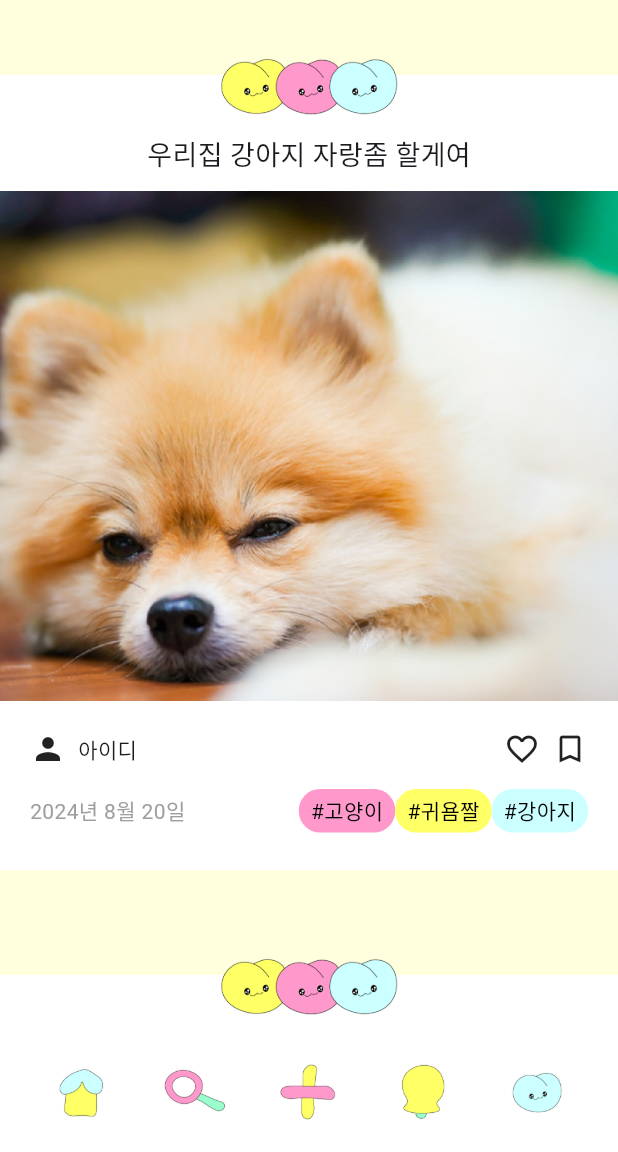
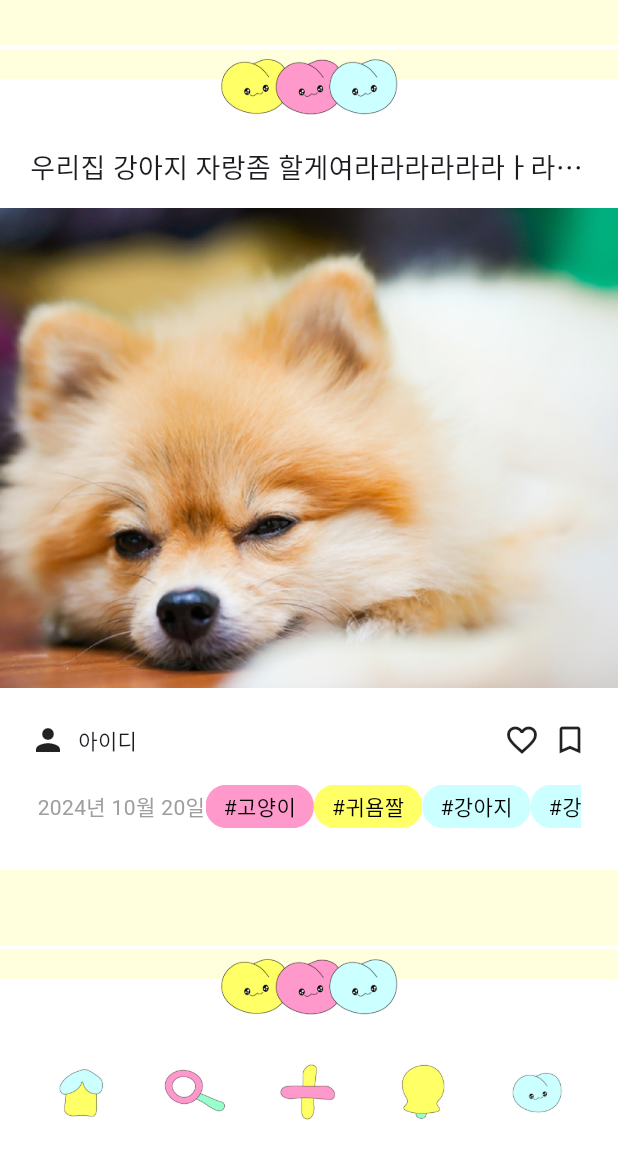
Before and after one commit to isjennifer/today_cute, a Flutter app: the screen it shows after launch, on a phone screen of 412 x 824 dp, the part 84-1236 px from its top. Run offline on Flutter 3.47's test engine with Material 3 defaults, Android fonts, the phone set to English and light mode, and no system bars; our stand-ins replace google_fonts; Roboto replaces fonts that are missing (Ibm Plex Sans Kr).

Commit message:
home page 구현 완료

```diff
--- a/lib/main.dart
+++ b/lib/main.dart
@@ -101,20 +101,26 @@ class HomeBody extends StatelessWidget {
                   height: 40,
                   color: Colors.white,
                 ),
-                Row(
+                Container(
+                  padding: const EdgeInsets.symmetric(horizontal: 20.0),
+                  child: Row(
                     mainAxisAlignment: MainAxisAlignment.center,
                     children: [
-                    Text(
-                      '우리집 강아지 자랑좀 할게여',
+                      Flexible(
+                        child: Text(
+                          '우리집 강아지 자랑좀 할게여라라라라라라ㅏ라랄라ㅏㄹㄹㄹ',
                           style: TextStyle(
                             fontSize: 18, // 텍스트 크기 설정
                           ),
-                    )
+                          overflow: TextOverflow.ellipsis, // 길어지면 ...으로 표시
+                          maxLines: 1, // 한 줄로 제한
+                        ),
+                      ),
                     ],
                   ),
-                Padding(
+                ),
+                Container(
                   padding: const EdgeInsets.symmetric(vertical: 10.0),
-                  child: Container(
                   width: double.infinity,
                   height: 340,
                   child: ClipRect(
@@ -124,8 +130,7 @@ class HomeBody extends StatelessWidget {
                     ),
                   ),
                 ),
-                ),
-                Padding(
+                Container(
                   padding: const EdgeInsets.symmetric(
                       vertical: 10.0, horizontal: 20.0),
                   child: Row(
@@ -148,25 +153,29 @@ class HomeBody extends StatelessWidget {
                     ],
                   ),
                 ),
-                Padding(
+                Container(
                   padding: const EdgeInsets.only(
-                      left: 20, top: 5, right: 20, bottom: 25),
+                      left: 25, top: 5, right: 25, bottom: 25),
                   child: Row(
                     mainAxisAlignment: MainAxisAlignment.spaceBetween,
                     children: [
                       Row(
                         children: [
                           Text(
-                            '2024년 8월 20일',
+                            '2024년 10월 20일',
                             style: TextStyle(color: Colors.grey),
                           ),
                         ],
                       ),
-                      Row(
+                      Container(
+                        width: 250,
+                        child: SingleChildScrollView(
+                          scrollDirection: Axis.horizontal, // 가로로 스크롤 가능하게 설정
+                          child: Row(
                             children: [
                               Container(
                                 padding: EdgeInsets.symmetric(
-                                horizontal: 8,
+                                    horizontal: 12,
                                     vertical: 4), // 텍스트 주변의 패딩을 추가하여 공간 확보
                                 decoration: BoxDecoration(
                                   color: Color(0XFFFFF99CC), // 배경색 설정
@@ -182,7 +191,7 @@ class HomeBody extends StatelessWidget {
                               ),
                               Container(
                                 padding: EdgeInsets.symmetric(
-                                horizontal: 8,
+                                    horizontal: 12,
                                     vertical: 4), // 텍스트 주변의 패딩을 추가하여 공간 확보
                                 decoration: BoxDecoration(
                                   color: Color(0XFFFFFFF66), // 배경색 설정
@@ -198,7 +207,23 @@ class HomeBody extends StatelessWidget {
                               ),
                               Container(
                                 padding: EdgeInsets.symmetric(
-                                horizontal: 8,
+                                    horizontal: 12,
+                                    vertical: 4), // 텍스트 주변의 패딩을 추가하여 공간 확보
+                                decoration: BoxDecoration(
+                                  color: Color(0XFFFCCFFFF), // 배경색 설정
+                                  borderRadius:
+                                      BorderRadius.circular(14), // 모서리를 둥글게 설정
+                                ),
+                                child: Text(
+                                  '#강아지',
+                                  style: TextStyle(
+                                    color: Colors.black, // 텍스트 색상을 흰색으로 설정
+                                  ),
+                                ),
+                              ),
+                              Container(
+                                padding: EdgeInsets.symmetric(
+                                    horizontal: 12,
                                     vertical: 4), // 텍스트 주변의 패딩을 추가하여 공간 확보
                                 decoration: BoxDecoration(
                                   color: Color(0XFFFCCFFFF), // 배경색 설정
@@ -213,6 +238,8 @@ class HomeBody extends StatelessWidget {
                                 ),
                               ),
                             ],
+                          ),
+                        ),
                       ),
                     ],
                   ),
```
Lines whose indentation alone changed are shown as unchanged.
